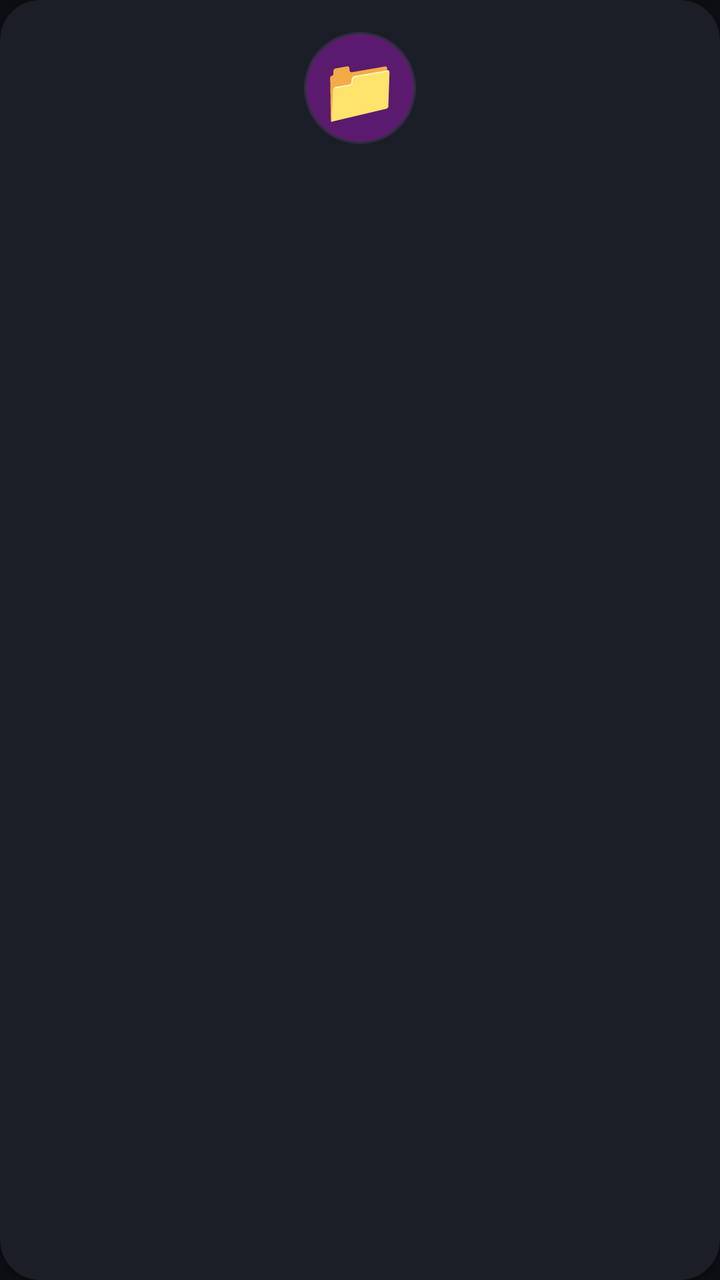
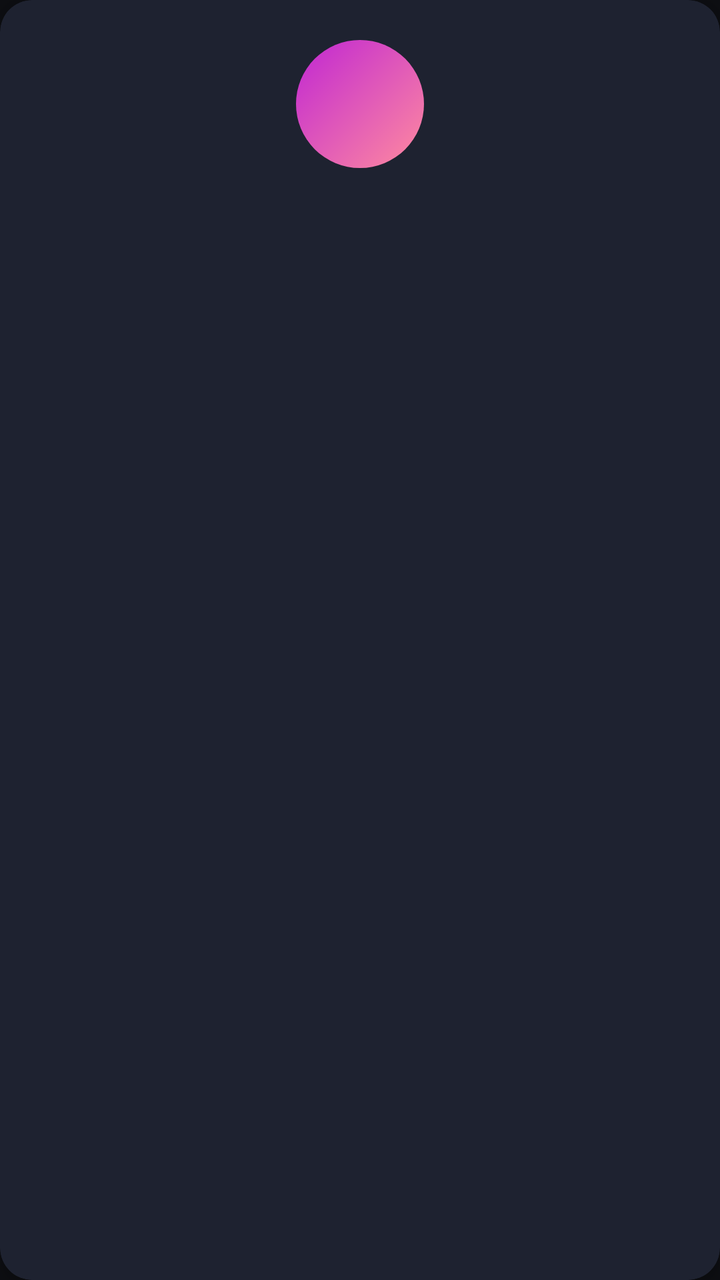

An Android layout rendered at two revisions. The XML below is the earlier revision; the diff shows what the commit changed to produce the second picture.
<!-- AndroidManifest.xml: application theme Theme.Meggy -->
<!-- res/layout/item_drive.xml -->
<?xml version="1.0" encoding="utf-8"?>
<com.google.android.material.card.MaterialCardView
    xmlns:android="http://schemas.android.com/apk/res/android"
    xmlns:app="http://schemas.android.com/apk/res-auto"
    android:layout_width="match_parent"
    android:layout_height="wrap_content"
    android:layout_margin="6dp"
    app:cardCornerRadius="20dp"
    app:cardElevation="2dp"
    app:cardBackgroundColor="@color/md_surface_container"
    app:strokeWidth="0dp"
    android:focusable="true"
    android:focusableInTouchMode="true"
    android:clickable="true"
    android:foreground="?attr/selectableItemBackground">

    <LinearLayout
        android:layout_width="match_parent"
        android:layout_height="wrap_content"
        android:orientation="vertical"
        android:gravity="center"
        android:padding="16dp">

        <TextView
            android:id="@+id/drive_icon"
            android:layout_width="56dp"
            android:layout_height="56dp"
            android:gravity="center"
            android:textSize="32sp"
            android:background="@drawable/circle_thumb"
            android:text="📁" />

        <TextView
            android:id="@+id/drive_name"
            android:layout_width="match_parent"
            android:layout_height="wrap_content"
            android:layout_marginTop="12dp"
            android:gravity="center"
            android:textColor="@color/md_on_surface"
            android:textSize="13sp"
            android:textStyle="bold"
            android:maxLines="2"
            android:ellipsize="end" />

    </LinearLayout>
</com.google.android.material.card.MaterialCardView>
<!-- resources referenced by this layout -->
<resources>
  <color name="md_on_surface">#FFEAEAF0</color>
  <color name="md_surface_container">#FF1B1E27</color>
  <!-- drawable circle_thumb (drawable) -->
  <?xml version="1.0" encoding="utf-8"?>
  <shape xmlns:android="http://schemas.android.com/apk/res/android"
      android:shape="oval">
      <solid android:color="@color/md_secondary_container" />
      <stroke android:width="1dp" android:color="@color/md_outline_variant" />
  </shape>
  <style name="Theme.Meggy" parent="Theme.Material3.Dark.NoActionBar">
          <item name="colorPrimary">@color/md_primary</item>
          <item name="colorOnPrimary">@color/md_on_primary</item>
          <item name="colorPrimaryContainer">@color/md_primary_container</item>
          <item name="colorOnPrimaryContainer">@color/md_on_primary_container</item>
          <item name="colorSecondary">@color/md_secondary</item>
          <item name="colorOnSecondary">@color/md_on_secondary</item>
          <item name="colorSecondaryContainer">@color/md_secondary_container</item>
          <item name="colorOnSecondaryContainer">@color/md_on_secondary_container</item>
  
          <item name="android:colorBackground">@color/md_background</item>
          <item name="colorSurface">@color/md_surface</item>
          <item name="colorSurfaceVariant">@color/md_surface_variant</item>
          <item name="colorOnBackground">@color/md_on_background</item>
          <item name="colorOnSurface">@color/md_on_surface</item>
          <item name="colorOnSurfaceVariant">@color/md_on_surface_variant</item>
          <item name="colorOutline">@color/md_outline</item>
          <item name="colorOutlineVariant">@color/md_outline_variant</item>
  
          <item name="colorError">@color/md_error</item>
          <item name="colorOnError">@color/md_on_error</item>
  
          <item name="android:statusBarColor">@android:color/transparent</item>
          <item name="android:navigationBarColor">@android:color/transparent</item>
          <item name="android:windowLightStatusBar" tools:targetApi="m">false</item>
          <item name="android:windowBackground">@color/md_background</item>
  
          
          <item name="materialCardViewStyle">@style/Widget.Meggy.CardView</item>
      </style>
  <color name="md_secondary_container">#FF5A1B6E</color>
  <color name="md_outline_variant">#FF2A2E3A</color>
  <color name="md_primary">#FFFF8B9F</color>
  <color name="md_on_primary">#FF1A0A0F</color>
  <color name="md_primary_container">#FF7B1FA2</color>
  <color name="md_on_primary_container">#FFFFEAF1</color>
  <color name="md_secondary">#FFC026D3</color>
  <color name="md_on_secondary">#FF1A0A1F</color>
  <color name="md_on_secondary_container">#FFFBD7FF</color>
  <color name="md_background">#FF0D0E12</color>
  <color name="md_surface">#FF16181F</color>
  <color name="md_surface_variant">#FF232634</color>
  <color name="md_on_background">#FFEAEAF0</color>
  <color name="md_on_surface_variant">#FFC0C4D0</color>
  <color name="md_outline">#FF3A3F4F</color>
  <color name="md_error">#FFCF6679</color>
  <color name="md_on_error">#FF600014</color>
  <style name="Widget.Meggy.CardView" parent="Widget.Material3.CardView.Filled">
          <item name="cardBackgroundColor">@color/md_surface_container</item>
          <item name="cardCornerRadius">20dp</item>
          <item name="cardElevation">2dp</item>
          <item name="contentPadding">0dp</item>
          <item name="strokeWidth">0dp</item>
      </style>
</resources>

<!-- the commit's change to res/layout/item_drive.xml (unified diff, before → after) -->
@@ -4,10 +4,10 @@
     xmlns:app="http://schemas.android.com/apk/res-auto"
     android:layout_width="match_parent"
     android:layout_height="wrap_content"
-    android:layout_margin="6dp"
-    app:cardCornerRadius="20dp"
-    app:cardElevation="2dp"
-    app:cardBackgroundColor="@color/md_surface_container"
+    android:layout_margin="5dp"
+    app:cardCornerRadius="16dp"
+    app:cardElevation="4dp"
+    app:cardBackgroundColor="#1E2230"
     app:strokeWidth="0dp"
     android:focusable="true"
     android:focusableInTouchMode="true"
@@ -19,24 +19,33 @@
         android:layout_height="wrap_content"
         android:orientation="vertical"
         android:gravity="center"
-        android:padding="16dp">
+        android:padding="20dp"
+        android:minHeight="120dp">
 
-        <TextView
-            android:id="@+id/drive_icon"
-            android:layout_width="56dp"
-            android:layout_height="56dp"
-            android:gravity="center"
-            android:textSize="32sp"
-            android:background="@drawable/circle_thumb"
-            android:text="📁" />
+        <FrameLayout
+            android:layout_width="64dp"
+            android:layout_height="64dp"
+            android:layout_marginBottom="10dp">
+
+            <View
+                android:layout_width="64dp"
+                android:layout_height="64dp"
+                android:background="@drawable/icon_bg_gradient" />
+
+            <TextView
+                android:id="@+id/drive_icon"
+                android:layout_width="64dp"
+                android:layout_height="64dp"
+                android:gravity="center"
+                android:textSize="32sp" />
+        </FrameLayout>
 
         <TextView
             android:id="@+id/drive_name"
             android:layout_width="match_parent"
             android:layout_height="wrap_content"
-            android:layout_marginTop="12dp"
             android:gravity="center"
-            android:textColor="@color/md_on_surface"
+            android:textColor="#E6EDF3"
             android:textSize="13sp"
             android:textStyle="bold"
             android:maxLines="2"
<!-- resource entries referenced after the edit -->
@@ -1,14 +1,16 @@
 <!-- resources referenced by this layout -->
 <resources>
-  <color name="md_on_surface">#FFEAEAF0</color>
-  <color name="md_surface_container">#FF1B1E27</color>
-  <!-- drawable circle_thumb (drawable) -->
+  <!-- drawable icon_bg_gradient (drawable) -->
   <?xml version="1.0" encoding="utf-8"?>
   <shape xmlns:android="http://schemas.android.com/apk/res/android"
       android:shape="oval">
-      <solid android:color="@color/md_secondary_container" />
-      <stroke android:width="1dp" android:color="@color/md_outline_variant" />
+      <gradient
+          android:startColor="#FF8B9F"
+          android:endColor="#C026D3"
+          android:angle="135" />
   </shape>
+  <color name="md_on_surface">#FFEAEAF0</color>
+  <color name="md_surface_container">#FF1B1E27</color>
   <style name="Theme.Meggy" parent="Theme.Material3.Dark.NoActionBar">
           <item name="colorPrimary">@color/md_primary</item>
           <item name="colorOnPrimary">@color/md_on_primary</item>
